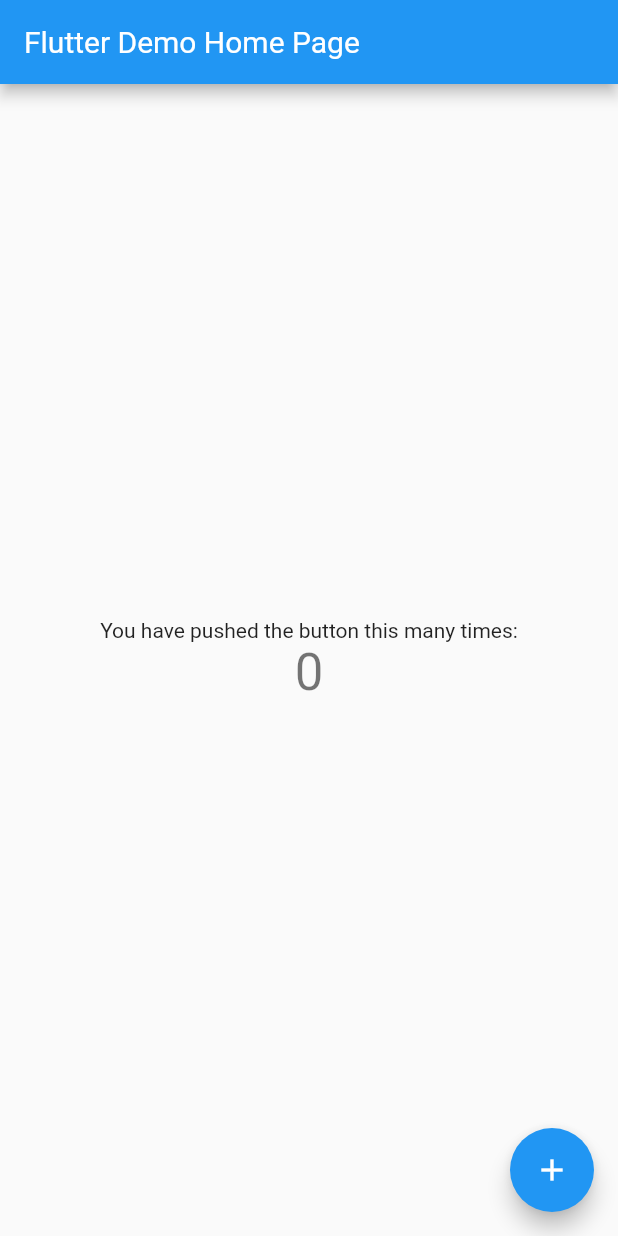
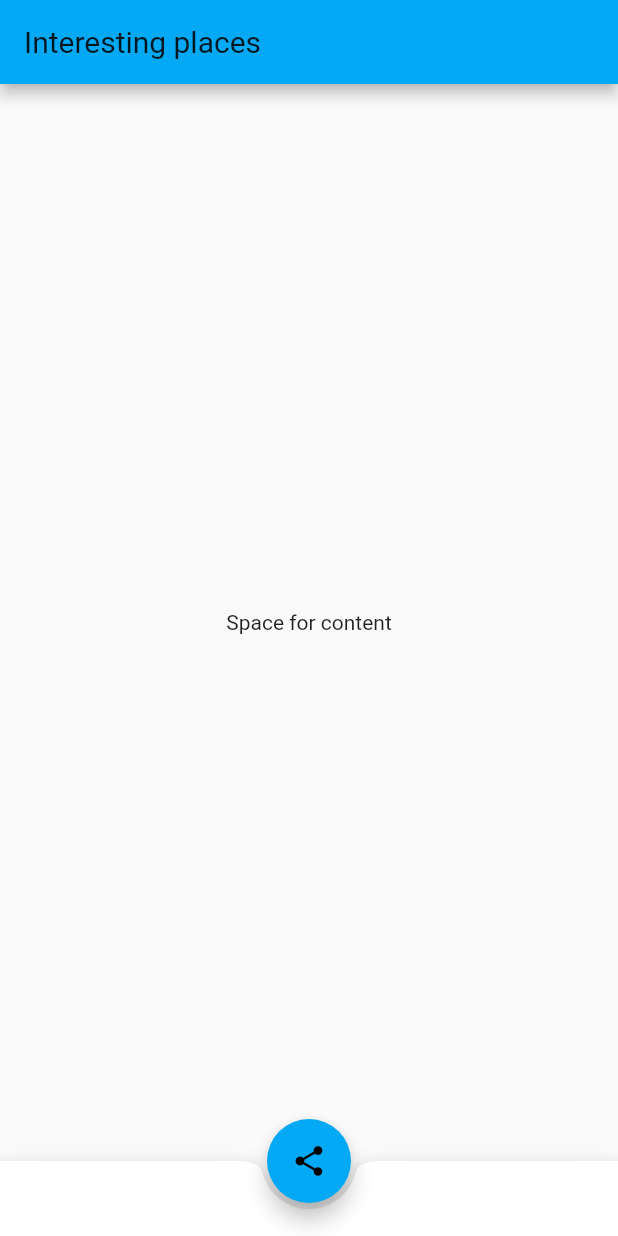
Before and after one commit to arthur-darguzhis/surf-flutter-course-darguzhis, a Flutter app: the screen it shows after launch, on a phone screen of 412 x 824 dp. Run offline on Flutter 3.47's test engine with Material 2 defaults, Android fonts, the phone set to English and light mode, and no system bars.

Commit message:
Add SightListScreen widget

```diff
--- a/lib/main.dart
+++ b/lib/main.dart
@@ -1,4 +1,5 @@
 import 'package:flutter/material.dart';
+import 'package:places/ui/screen/sight_list_screen.dart';
 
 void main() {
   runApp(MyApp());
@@ -11,103 +12,9 @@ class MyApp extends StatelessWidget {
     return MaterialApp(
       title: 'Flutter Demo',
       theme: ThemeData(
-        // This is the theme of your application.
-        //
-        // Try running your application with "flutter run". You'll see the
-        // application has a blue toolbar. Then, without quitting the app, try
-        // changing the primarySwatch below to Colors.green and then invoke
-        // "hot reload" (press "r" in the console where you ran "flutter run",
-        // or simply save your changes to "hot reload" in a Flutter IDE).
-        // Notice that the counter didn't reset back to zero; the application
-        // is not restarted.
-        primarySwatch: Colors.blue,
+        primarySwatch: Colors.lightBlue,
       ),
-      home: MyHomePage(title: 'Flutter Demo Home Page'),
+      home: SightListScreen(),
     );
   }
 }
-
-class MyHomePage extends StatefulWidget {
-  MyHomePage({Key key, this.title}) : super(key: key);
-
-  // This widget is the home page of your application. It is stateful, meaning
-  // that it has a State object (defined below) that contains fields that affect
-  // how it looks.
-
-  // This class is the configuration for the state. It holds the values (in this
-  // case the title) provided by the parent (in this case the App widget) and
-  // used by the build method of the State. Fields in a Widget subclass are
-  // always marked "final".
-
-  final String title;
-
-  @override
-  _MyHomePageState createState() => _MyHomePageState();
-}
-
-class _MyHomePageState extends State<MyHomePage> {
-  int _counter = 0;
-
-  void _incrementCounter() {
-    setState(() {
-      // This call to setState tells the Flutter framework that something has
-      // changed in this State, which causes it to rerun the build method below
-      // so that the display can reflect the updated values. If we changed
-      // _counter without calling setState(), then the build method would not be
-      // called again, and so nothing would appear to happen.
-      _counter++;
-    });
-  }
-
-  @override
-  Widget build(BuildContext context) {
-    // This method is rerun every time setState is called, for instance as done
-    // by the _incrementCounter method above.
-    //
-    // The Flutter framework has been optimized to make rerunning build methods
-    // fast, so that you can just rebuild anything that needs updating rather
-    // than having to individually change instances of widgets.
-    return Scaffold(
-      appBar: AppBar(
-        // Here we take the value from the MyHomePage object that was created by
-        // the App.build method, and use it to set our appbar title.
-        title: Text(widget.title),
-      ),
-      body: Center(
-        // Center is a layout widget. It takes a single child and positions it
-        // in the middle of the parent.
-        child: Column(
-          // Column is also a layout widget. It takes a list of children and
-          // arranges them vertically. By default, it sizes itself to fit its
-          // children horizontally, and tries to be as tall as its parent.
-          //
-          // Invoke "debug painting" (press "p" in the console, choose the
-          // "Toggle Debug Paint" action from the Flutter Inspector in Android
-          // Studio, or the "Toggle Debug Paint" command in Visual Studio Code)
-          // to see the wireframe for each widget.
-          //
-          // Column has various properties to control how it sizes itself and
-          // how it positions its children. Here we use mainAxisAlignment to
-          // center the children vertically; the main axis here is the vertical
-          // axis because Columns are vertical (the cross axis would be
-          // horizontal).
-          mainAxisAlignment: MainAxisAlignment.center,
-          children: <Widget>[
-            Text(
-              'You have pushed the button this many times:',
-            ),
-            Text(
-              '$_counter',
-              style: Theme.of(context).textTheme.headline4,
-            ),
-          ],
-        ),
-      ),
-      floatingActionButton: FloatingActionButton(
-        onPressed: _incrementCounter,
-        tooltip: 'Increment',
-        child: Icon(Icons.add),
-      ), // This trailing comma makes auto-formatting nicer for build methods.
-    );
-  }
-}
--- /dev/null
+++ b/lib/ui/screen/sight_list_screen.dart
@@ -0,0 +1,42 @@
+import 'package:flutter/material.dart';
+
+///screen of "interesting places"
+class SightListScreen extends StatefulWidget {
+  @override
+  _SightListScreenState createState() => _SightListScreenState();
+}
+
+class _SightListScreenState extends State<SightListScreen> {
+  @override
+  Widget build(BuildContext context) {
+    return Scaffold(
+      appBar: AppBar(
+        title: Text('Interesting places'),
+      ),
+      body: Center(
+        child: Column(
+          mainAxisAlignment: MainAxisAlignment.center,
+          children: <Widget>[
+            Text(
+              'Space for content',
+            ),
+          ],
+        ),
+      ),
+      bottomNavigationBar: BottomAppBar(
+        shape: const CircularNotchedRectangle(),
+        child: Container(
+          height: 50.0,
+        ),
+      ),
+      floatingActionButton: FloatingActionButton(
+        onPressed: () => setState(() {
+          print('Send link with places');
+        }),
+        tooltip: 'Share places with friends',
+        child: const Icon(Icons.share),
+      ),
+      floatingActionButtonLocation: FloatingActionButtonLocation.centerDocked,
+    );
+  }
+}
```
